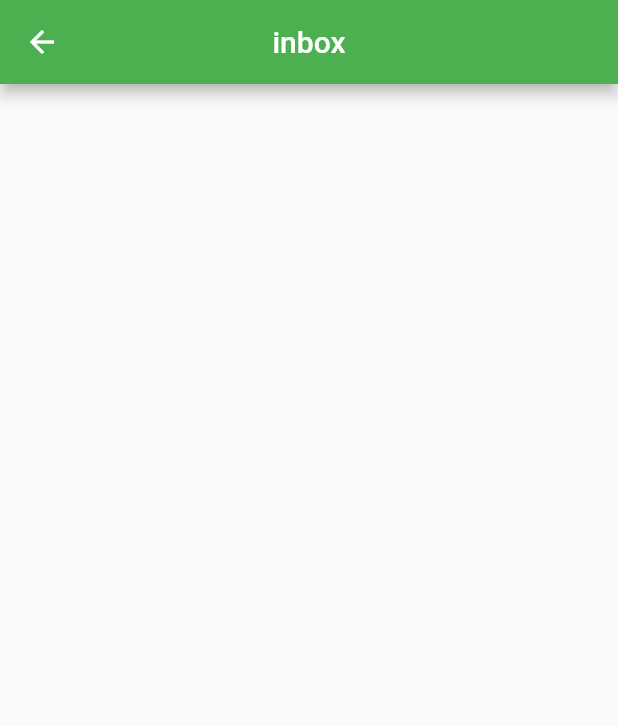
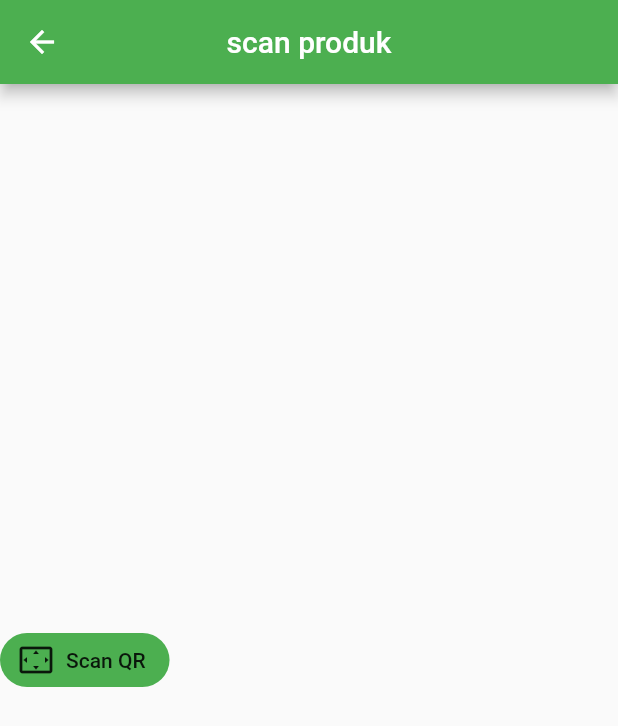
Before and after one commit to handytresnawirawan/UTS_MOBILE, a Flutter app: the Inbox screen opened directly, on a phone screen of 412 x 824 dp. Shown: the top 726 px of the screen. Run offline on Flutter 3.47's test engine with Material 2 defaults, Android fonts, the phone set to English and light mode, and no system bars; network calls fail.

Commit message:
firt comit

```diff
--- a/lib/main.dart
+++ b/lib/main.dart
@@ -62,8 +62,8 @@ class _MyHomePageState extends State<MyHomePage> {
               title: Text('Pemesanan')
           ),
           BottomNavigationBarItem(
-              icon: Icon(Icons.email),
-              title: Text('Inbox')
+              icon: Icon(Icons.settings_overscan),
+              title: Text('scan QR')
           ),
           BottomNavigationBarItem(
               icon: Icon(Icons.account_circle),
--- a/lib/pages/home.dart
+++ b/lib/pages/home.dart
@@ -117,6 +117,7 @@ List<MenuUtamaItems> menuUtamaItem = [
     icon: Icons.laptop_mac,
     colorBox: Colors.green,
     colorIcon: Colors.white,
+
   ),
   MenuUtamaItems(
     title: "Mouse",
--- a/lib/pages/inbox.dart
+++ b/lib/pages/inbox.dart
@@ -1,4 +1,5 @@
 import 'package:flutter/material.dart';
+
 
 class Inbox extends StatefulWidget {
   @override
@@ -6,15 +7,39 @@ class Inbox extends StatefulWidget {
 }
 
 class _InboxState extends State<Inbox> {
+  String data = "QR Code Data";
   @override
   Widget build(BuildContext context) {
     return
       new Scaffold(
         appBar: AppBar(
         backgroundColor: Colors.green,
-        title: Text("inbox"),
+        title: Text("scan produk"),
+
+
+
     centerTitle: true,
-    )
+    ),
+
+        body: Column(
+
+        mainAxisAlignment: MainAxisAlignment.spaceEvenly,
+        children: <Widget>[
+
+        //  Text(data, style: TextStyle(fontSize: 20, fontWeight: FontWeight.w600),textAlign: TextAlign.center,),
+          RaisedButton.icon(
+            icon: Icon(Icons.settings_overscan),
+            label: Text("Scan QR"),
+            onPressed: () {},
+            color: Colors.green,
+            elevation: 0.0,
+            shape: RoundedRectangleBorder(
+                borderRadius: BorderRadius.circular(100)),
+          ),
+        ],
+
+        ),
+
       );
   }
 }
--- a/pubspec.yaml
+++ b/pubspec.yaml
@@ -23,6 +23,7 @@ dependencies:
   # The following adds the Cupertino Icons font to your application.
   # Use with the CupertinoIcons class for iOS style icons.
   cupertino_icons: ^0.1.2
+
 
 dev_dependencies:
   flutter_test:
```
Also changed, not shown: 3 other files.
